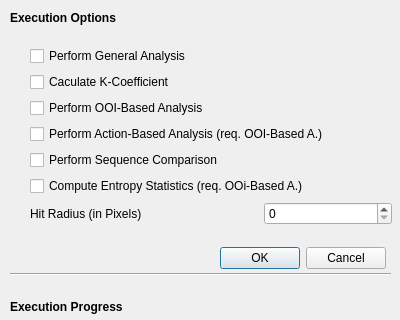
Qt form src/gui/resources/main-window.ui (reneemuriel/Automated_ET_Analysis_Framework_MT) before a commit; both pictures show x 0 to 400 and y 183 to 503 of the 400 by 590 pixel window.
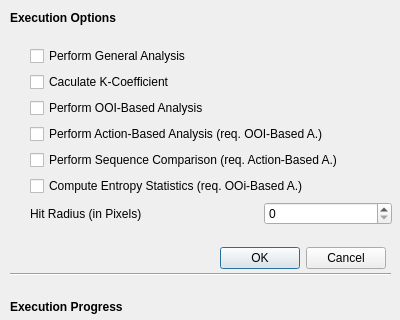
The same form after that commit.

Patch:
```diff
--- a/src/gui/resources/main-window.ui
+++ b/src/gui/resources/main-window.ui
@@ -186,7 +186,7 @@
        <item row="4" column="1">
         <widget class="QCheckBox" name="sequence_checkBox">
          <property name="text">
-          <string>Perform Sequence Comparison</string>
+          <string>Perform Sequence Comparison (req. Action-Based A.)</string>
          </property>
         </widget>
        </item>
```
